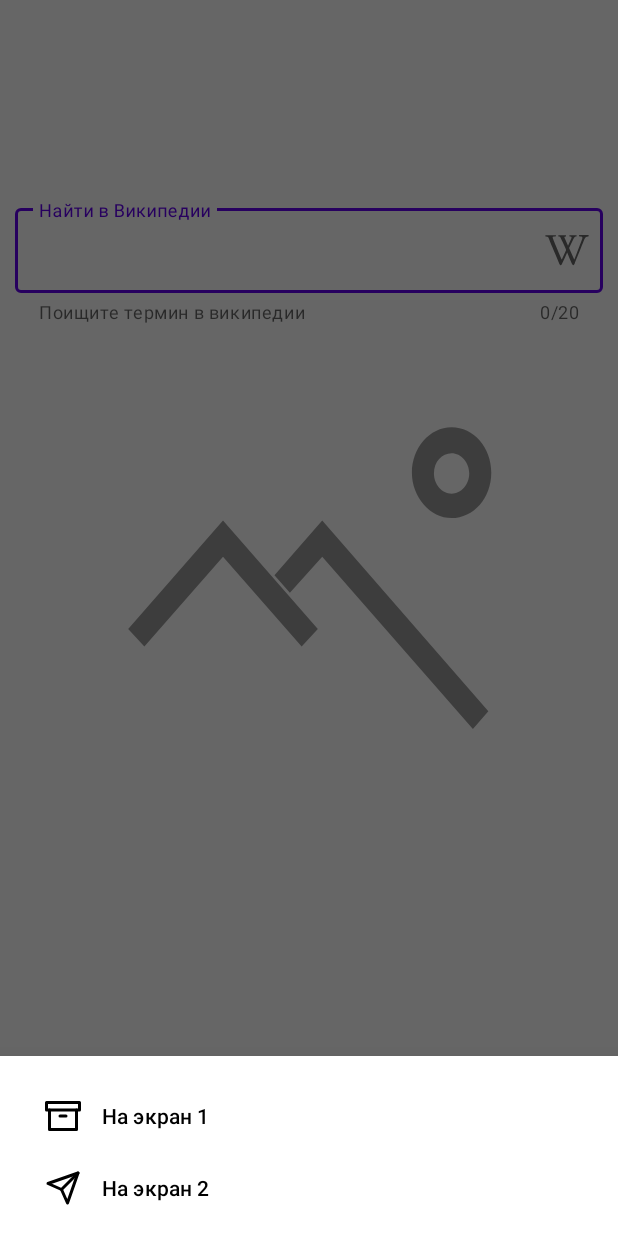
After one commit to omy-q/ImageOfTheDay, an Android app: the fragment BottomNavigationDrawerFragment placed in its activity, on a phone screen of 412 x 824 dp. The commit adds this screen. Run offline under Robolectric (Android 15) with nearby library versions, the phone set to English and light mode, and no system bars; pictures from the network do not load; 1 statement that could not run was skipped.

Commit message:
Работа с Navigation Drawer

```diff
--- /dev/null
+++ b/app/src/main/java/com/example/imageoftheday/superview/view/BottomNavigationDrawerFragment.kt
@@ -0,0 +1,47 @@
+package com.example.imageoftheday.superview.view
+
+import android.os.Bundle
+import android.view.LayoutInflater
+import android.view.View
+import android.view.ViewGroup
+import android.widget.Toast
+import com.example.imageoftheday.R
+import com.example.imageoftheday.databinding.BottomNavigationLayoutBinding
+import com.google.android.material.bottomsheet.BottomSheetDialogFragment
+
+class BottomNavigationDrawerFragment : BottomSheetDialogFragment() {
+    private var _binding:BottomNavigationLayoutBinding? = null
+    private val binding get() = _binding!!
+    companion object{
+        fun newInstance() = BottomNavigationDrawerFragment()
+    }
+
+    override fun onCreateView(
+        inflater: LayoutInflater,
+        container: ViewGroup?,
+        savedInstanceState: Bundle?
+    ): View {
+        _binding = BottomNavigationLayoutBinding.inflate(inflater, container, false)
+        return binding.root
+    }
+
+    override fun onViewCreated(view: View, savedInstanceState: Bundle?) {
+        super.onViewCreated(view, savedInstanceState)
+        binding.navigationView.setNavigationItemSelectedListener {item ->
+            when(item.itemId){
+                R.id.navigation_one -> {
+                    Toast.makeText(context,"1", Toast.LENGTH_SHORT).show()
+                }
+                R.id.navigation_two -> {
+                    Toast.makeText(context,"2", Toast.LENGTH_SHORT).show()
+                }
+            }
+            true
+        }
+    }
+
+    override fun onDestroyView() {
+        _binding = null
+        super.onDestroyView()
+    }
+}
--- a/app/src/main/java/com/example/imageoftheday/superview/view/MainFragment.kt
+++ b/app/src/main/java/com/example/imageoftheday/superview/view/MainFragment.kt
@@ -58,6 +58,10 @@ class MainFragment : Fragment() {
             R.id.app_bar_settings -> {
                 Toast.makeText(context, "Settings", Toast.LENGTH_SHORT).show()
             }
+            android.R.id.home -> {
+                BottomNavigationDrawerFragment.newInstance()
+                    .show(requireActivity().supportFragmentManager, "")
+            }
         }
         return super.onOptionsItemSelected(item)
     }
--- /dev/null
+++ b/app/src/main/res/drawable/ic_archive.xml
@@ -0,0 +1,28 @@
+<?xml version="1.0" encoding="utf-8"?>
+<vector xmlns:android="http://schemas.android.com/apk/res/android"
+    android:width="24dp"
+    android:height="24dp"
+    android:viewportWidth="24"
+    android:viewportHeight="24">
+    <path
+        android:fillColor="@android:color/transparent"
+        android:pathData="M21,8l0,13l-18,0l0,-13"
+        android:strokeWidth="2"
+        android:strokeColor="#000000"
+        android:strokeLineCap="round"
+        android:strokeLineJoin="round" />
+    <path
+        android:fillColor="@android:color/transparent"
+        android:pathData="M1,3h22v5h-22z"
+        android:strokeWidth="2"
+        android:strokeColor="#000000"
+        android:strokeLineCap="round"
+        android:strokeLineJoin="round" />
+    <path
+        android:fillColor="@android:color/transparent"
+        android:pathData="M10,12L14,12"
+        android:strokeWidth="2"
+        android:strokeColor="#000000"
+        android:strokeLineCap="round"
+        android:strokeLineJoin="round" />
+</vector>
--- /dev/null
+++ b/app/src/main/res/drawable/ic_send.xml
@@ -0,0 +1,21 @@
+<?xml version="1.0" encoding="utf-8"?>
+<vector xmlns:android="http://schemas.android.com/apk/res/android"
+    android:width="24dp"
+    android:height="24dp"
+    android:viewportWidth="24"
+    android:viewportHeight="24">
+    <path
+        android:fillColor="@android:color/transparent"
+        android:pathData="M22,2L11,13"
+        android:strokeWidth="2"
+        android:strokeColor="#000000"
+        android:strokeLineCap="round"
+        android:strokeLineJoin="round" />
+    <path
+        android:fillColor="@android:color/transparent"
+        android:pathData="M22,2l-7,20l-4,-9l-9,-4l20,-7z"
+        android:strokeWidth="2"
+        android:strokeColor="#000000"
+        android:strokeLineCap="round"
+        android:strokeLineJoin="round" />
+</vector>
--- /dev/null
+++ b/app/src/main/res/layout/bottom_navigation_layout.xml
@@ -0,0 +1,20 @@
+<?xml version="1.0" encoding="utf-8"?>
+<androidx.constraintlayout.widget.ConstraintLayout
+    xmlns:android="http://schemas.android.com/apk/res/android"
+    xmlns:app="http://schemas.android.com/apk/res-auto"
+    android:layout_width="match_parent"
+    android:layout_height="wrap_content">
+
+    <com.google.android.material.navigation.NavigationView
+        android:id="@+id/navigation_view"
+        android:layout_width="match_parent"
+        android:layout_height="wrap_content"
+        android:layout_gravity="bottom"
+        android:layout_marginStart="8dp"
+        android:layout_marginTop="8dp"
+        android:layout_marginEnd="8dp"
+        app:layout_constraintEnd_toEndOf="parent"
+        app:layout_constraintStart_toStartOf="parent"
+        app:layout_constraintTop_toTopOf="parent"
+        app:menu="@menu/menu_bottom_navigation" />
+</androidx.constraintlayout.widget.ConstraintLayout>
--- /dev/null
+++ b/app/src/main/res/menu/menu_bottom_navigation.xml
@@ -0,0 +1,14 @@
+<?xml version="1.0" encoding="utf-8"?>
+<menu xmlns:android="http://schemas.android.com/apk/res/android">
+    <group android:checkableBehavior="none">
+    <item
+        android:id="@+id/navigation_one"
+        android:icon="@drawable/ic_archive"
+        android:title="На экран 1" />
+        <item
+            android:id="@+id/navigation_two"
+            android:icon="@drawable/ic_send"
+            android:title="На экран 2" />
+    </group>
+
+</menu>
```
